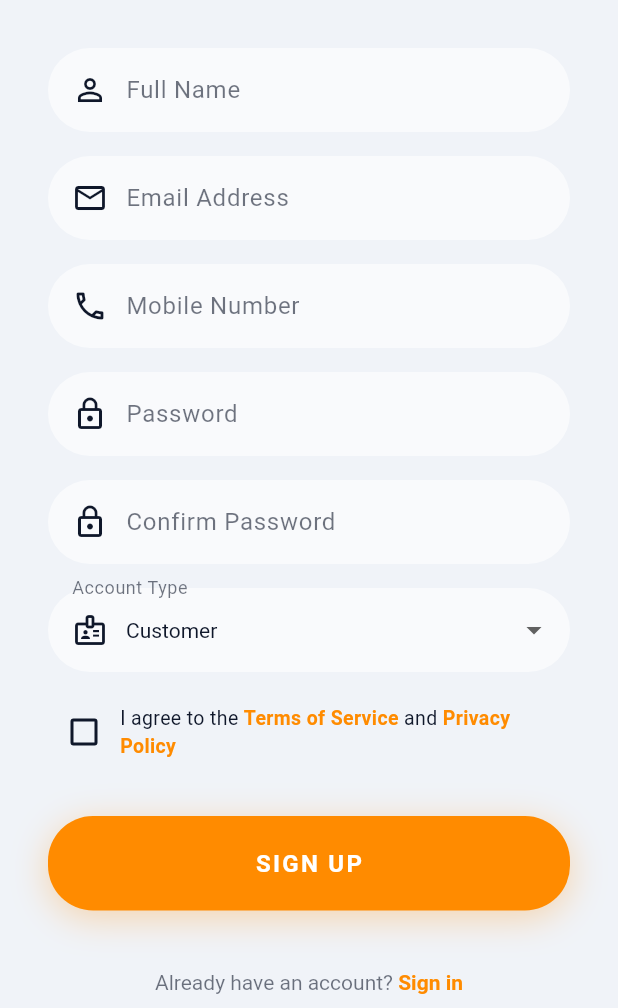
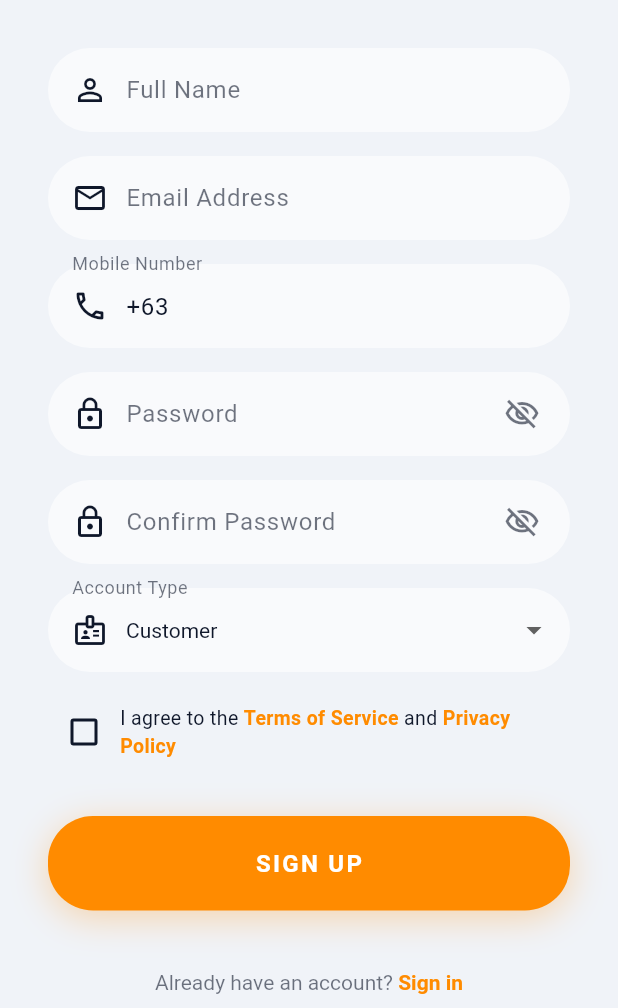
Before and after one commit to AddToKart/geobites, a Flutter app: the screen it shows after launch, after a tap on an icon or button, on a phone screen of 412 x 824 dp, the part 228-1236 px from its top. Run offline on Flutter 3.47's test engine with Material 3 defaults, Android fonts, the phone set to English and light mode, and no system bars; our stand-ins replace dio, file_picker, flutter_dotenv, flutter_map, flutter_secure_storage, geolocator and 9 more; missing offline and left inert: mapcn_flutter; accounts and stored records are empty; Roboto replaces fonts that are missing (Outfit).

Commit message:
feat: add password visibility toggle to login/register and prefix mobile number with +63 in registration

```diff
--- a/flutter_geobite/lib/screens/auth/login_screen.dart
+++ b/flutter_geobite/lib/screens/auth/login_screen.dart
@@ -15,6 +15,7 @@ class _LoginScreenState extends State<LoginScreen> {
   final _emailController = TextEditingController();
   final _passwordController = TextEditingController();
   bool _isLoading = false;
+  bool _obscurePassword = true;
   Future<void> _handleLogin() async {
     final email = _emailController.text.trim();
     final password = _passwordController.text;
@@ -141,8 +142,22 @@ class _LoginScreenState extends State<LoginScreen> {
                             padding: EdgeInsets.only(left: 16.0, right: 8.0),
                             child: Icon(Icons.lock_outline),
                           ),
+                          suffixIcon: Padding(
+                            padding: const EdgeInsets.only(right: 8.0),
+                            child: IconButton(
+                              icon: Icon(
+                                _obscurePassword ? Icons.visibility_off_outlined : Icons.visibility_outlined,
+                                color: Theme.of(context).colorScheme.onSurface.withValues(alpha: 0.6),
+                              ),
+                              onPressed: () {
+                                setState(() {
+                                  _obscurePassword = !_obscurePassword;
+                                });
+                              },
+                            ),
+                          ),
                         ),
-                        obscureText: true,
+                        obscureText: _obscurePassword,
                       ),
                       const SizedBox(height: 32),
                       Container(
--- a/flutter_geobite/lib/screens/auth/register_screen.dart
+++ b/flutter_geobite/lib/screens/auth/register_screen.dart
@@ -15,13 +15,15 @@ class _RegisterScreenState extends State<RegisterScreen> {
   final _emailController = TextEditingController();
   final _passwordController = TextEditingController();
   final _confirmPasswordController = TextEditingController();
-  final _phoneController = TextEditingController();
+  final _phoneController = TextEditingController(text: '+63');
   String _role = 'customer';
   bool _agreedToTerms = false;
   double _passwordStrength = 0.0;
   String _passwordStrengthText = '';
   Color _passwordStrengthColor = Colors.grey;
   bool _isLoading = false;
+  bool _obscurePassword = true;
+  bool _obscureConfirmPassword = true;
 
   void _checkPasswordStrength(String value) {
     double strength = 0;
@@ -60,6 +62,16 @@ class _RegisterScreenState extends State<RegisterScreen> {
 
     if (name.isEmpty || email.isEmpty || password.isEmpty || confirmPassword.isEmpty || phone.isEmpty) {
       GlassToast.info(context, 'Please fill in all required fields');
+      return;
+    }
+
+    if (!phone.startsWith('+63')) {
+      GlassToast.error(context, 'Mobile number must start with +63');
+      return;
+    }
+
+    if (phone.length < 13) {
+      GlassToast.error(context, 'Mobile number must be a valid 10-digit number after +63 (e.g., +639171234567)');
       return;
     }
 
@@ -224,8 +236,22 @@ class _RegisterScreenState extends State<RegisterScreen> {
                         enabledBorder: OutlineInputBorder(borderRadius: BorderRadius.circular(30), borderSide: BorderSide(color: Colors.white.withValues(alpha: 0.05))),
                         focusedBorder: OutlineInputBorder(borderRadius: BorderRadius.circular(30), borderSide: const BorderSide(color: AppColors.primary, width: 2)),
                         prefixIcon: const Padding(padding: EdgeInsets.only(left: 16.0, right: 8.0), child: Icon(Icons.lock_outline)),
+                        suffixIcon: Padding(
+                          padding: const EdgeInsets.only(right: 8.0),
+                          child: IconButton(
+                            icon: Icon(
+                              _obscurePassword ? Icons.visibility_off_outlined : Icons.visibility_outlined,
+                              color: theme.colorScheme.onSurface.withValues(alpha: 0.6),
+                            ),
+                            onPressed: () {
+                              setState(() {
+                                _obscurePassword = !_obscurePassword;
+                              });
+                            },
+                          ),
+                        ),
                       ),
-                      obscureText: true,
+                      obscureText: _obscurePassword,
                       onChanged: _checkPasswordStrength,
                     ),
                     if (_passwordController.text.isNotEmpty) ...[
@@ -268,8 +294,22 @@ class _RegisterScreenState extends State<RegisterScreen> {
                         enabledBorder: OutlineInputBorder(borderRadius: BorderRadius.circular(30), borderSide: BorderSide(color: Colors.white.withValues(alpha: 0.05))),
                         focusedBorder: OutlineInputBorder(borderRadius: BorderRadius.circular(30), borderSide: const BorderSide(color: AppColors.primary, width: 2)),
                         prefixIcon: const Padding(padding: EdgeInsets.only(left: 16.0, right: 8.0), child: Icon(Icons.lock_outline)),
+                        suffixIcon: Padding(
+                          padding: const EdgeInsets.only(right: 8.0),
+                          child: IconButton(
+                            icon: Icon(
+                              _obscureConfirmPassword ? Icons.visibility_off_outlined : Icons.visibility_outlined,
+                              color: theme.colorScheme.onSurface.withValues(alpha: 0.6),
+                            ),
+                            onPressed: () {
+                              setState(() {
+                                _obscureConfirmPassword = !_obscureConfirmPassword;
+                              });
+                            },
+                          ),
+                        ),
                       ),
-                      obscureText: true,
+                      obscureText: _obscureConfirmPassword,
                     ),
                     const SizedBox(height: 16),
                     DropdownButtonFormField<String>(
```
